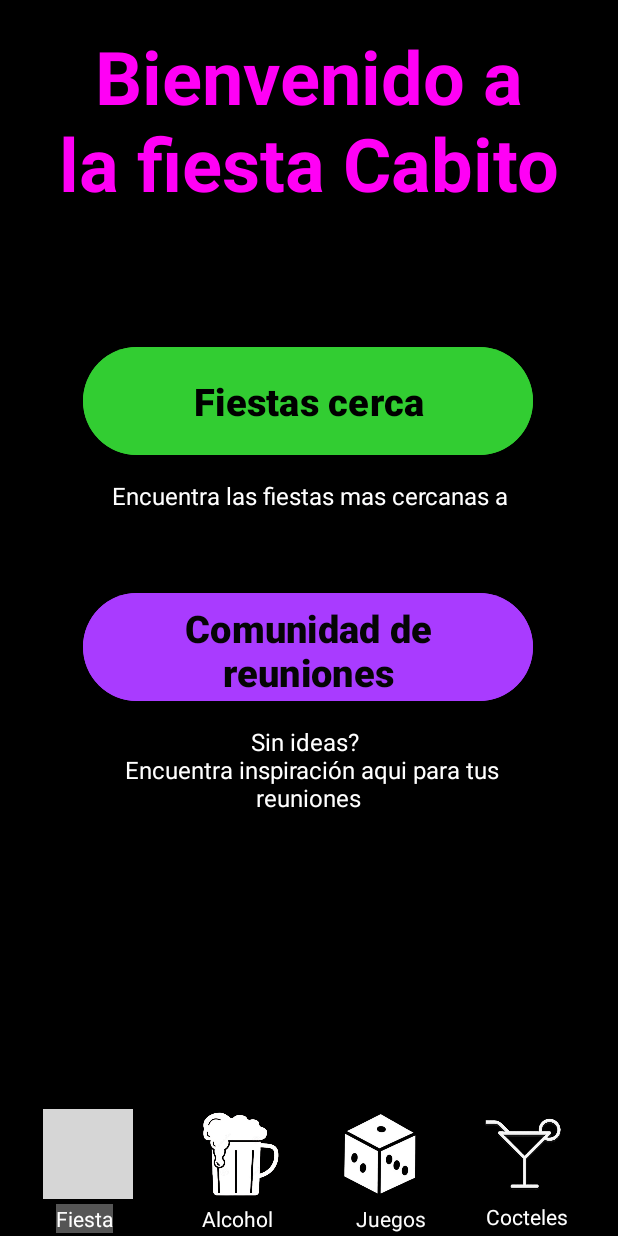
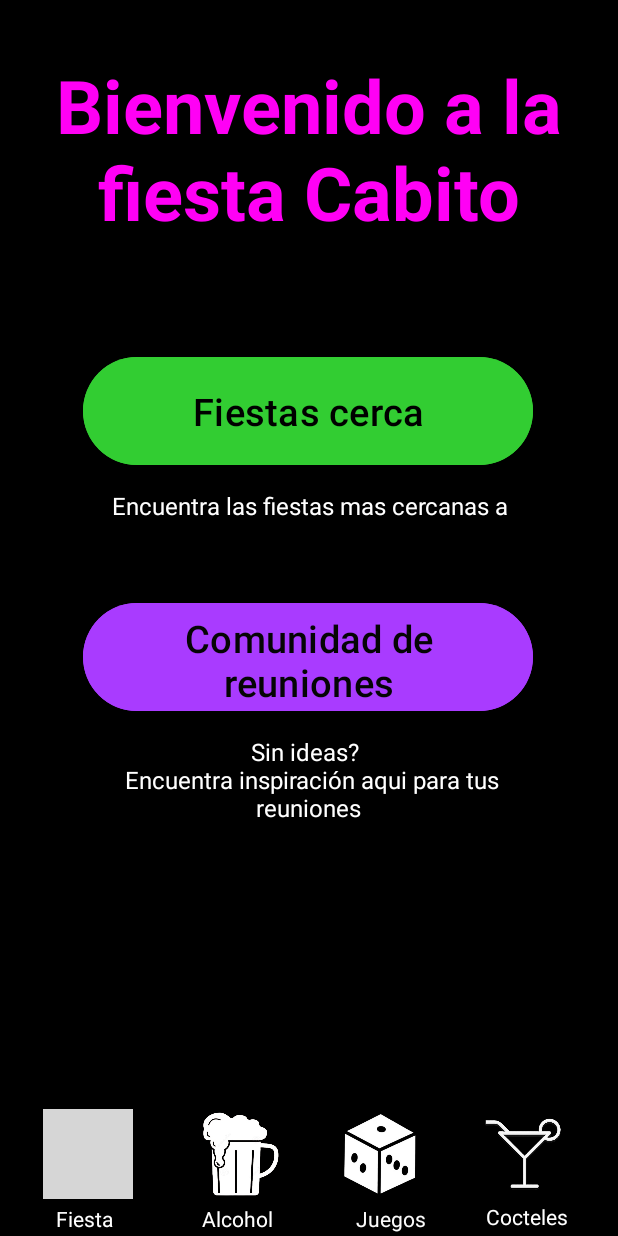
Before and after one commit to Pecas321/PartyTools, an Android app: the Fiestas screen opened directly, with no data from a screen before it, on a phone screen of 412 x 824 dp. Run offline under Robolectric (Android 15) with nearby library versions, the phone set to English and light mode, and no system bars; grey boxes are pictures that could not be loaded.

Commit message:
Commit Daniel 23

```diff
--- a/app/src/main/res/layout/activity_alcohol.xml
+++ b/app/src/main/res/layout/activity_alcohol.xml
@@ -32,7 +32,6 @@
         android:layout_width="60dp"
         android:layout_height="60dp"
         android:layout_marginTop="3dp"
-        android:background="#555555"
         app:layout_constraintEnd_toEndOf="parent"
         app:layout_constraintHorizontal_bias="0.373"
         app:layout_constraintStart_toStartOf="parent"
@@ -78,7 +77,6 @@
         android:layout_width="wrap_content"
         android:layout_height="wrap_content"
         android:layout_marginTop="3dp"
-        android:background="#555555"
         android:gravity="center"
         android:text="Alcohol"
         android:textColor="#FFFFFF"
--- a/app/src/main/res/layout/activity_cocteles.xml
+++ b/app/src/main/res/layout/activity_cocteles.xml
@@ -55,7 +55,6 @@
         android:layout_width="60dp"
         android:layout_height="60dp"
         android:layout_marginTop="3dp"
-        android:background="#555555"
         app:layout_constraintEnd_toEndOf="parent"
         app:layout_constraintHorizontal_bias="0.905"
         app:layout_constraintStart_toStartOf="parent"
@@ -104,7 +103,6 @@
         android:layout_width="wrap_content"
         android:layout_height="wrap_content"
         android:layout_marginTop="2dp"
-        android:background="#555555"
         android:text="Cocteles"
         android:textColor="#FFFFFF"
         app:layout_constraintEnd_toEndOf="parent"
--- a/app/src/main/res/layout/activity_fiestas.xml
+++ b/app/src/main/res/layout/activity_fiestas.xml
@@ -22,7 +22,6 @@
         android:layout_width="60dp"
         android:layout_height="60dp"
         android:layout_marginTop="3dp"
-        android:background="#555555"
         app:layout_constraintEnd_toEndOf="parent"
         app:layout_constraintHorizontal_bias="0.082"
         app:layout_constraintStart_toStartOf="parent"
@@ -67,7 +66,6 @@
         android:layout_width="wrap_content"
         android:layout_height="wrap_content"
         android:layout_marginTop="3dp"
-        android:background="#555555"
         android:text="Fiesta"
         android:textColor="#FFFFFF"
         app:layout_constraintEnd_toEndOf="parent"
@@ -114,8 +112,9 @@
 
     <TextView
         android:id="@+id/textView2"
-        android:layout_width="336dp"
-        android:layout_height="159dp"
+        android:layout_width="338dp"
+        android:layout_height="134dp"
+        android:layout_marginTop="32dp"
         android:gravity="center"
         android:text="Bienvenido a la fiesta Cabito"
         android:textColor="#FF00F5"
@@ -135,7 +134,6 @@
         android:text="Fiestas cerca"
         android:textColor="#000000"
         android:textSize="25sp"
-        android:textStyle="bold"
         app:layout_constraintEnd_toEndOf="parent"
         app:layout_constraintHorizontal_bias="0.495"
         app:layout_constraintStart_toStartOf="parent"
@@ -150,7 +148,6 @@
         android:text="Comunidad de reuniones"
         android:textColor="#050505"
         android:textSize="25sp"
-        android:textStyle="bold"
         app:layout_constraintEnd_toEndOf="parent"
         app:layout_constraintHorizontal_bias="0.495"
         app:layout_constraintStart_toStartOf="parent"
--- a/app/src/main/res/layout/activity_juegos.xml
+++ b/app/src/main/res/layout/activity_juegos.xml
@@ -147,7 +147,6 @@
         android:layout_width="60dp"
         android:layout_height="60dp"
         android:layout_marginTop="3dp"
-        android:background="#555555"
         app:layout_constraintEnd_toEndOf="parent"
         app:layout_constraintHorizontal_bias="0.635"
         app:layout_constraintStart_toStartOf="parent"
@@ -195,7 +194,6 @@
         android:layout_width="wrap_content"
         android:layout_height="wrap_content"
         android:layout_marginTop="3dp"
-        android:background="#555555"
         android:text="Juegos"
         android:textColor="#FBFBFB"
         app:layout_constraintEnd_toEndOf="parent"
```
